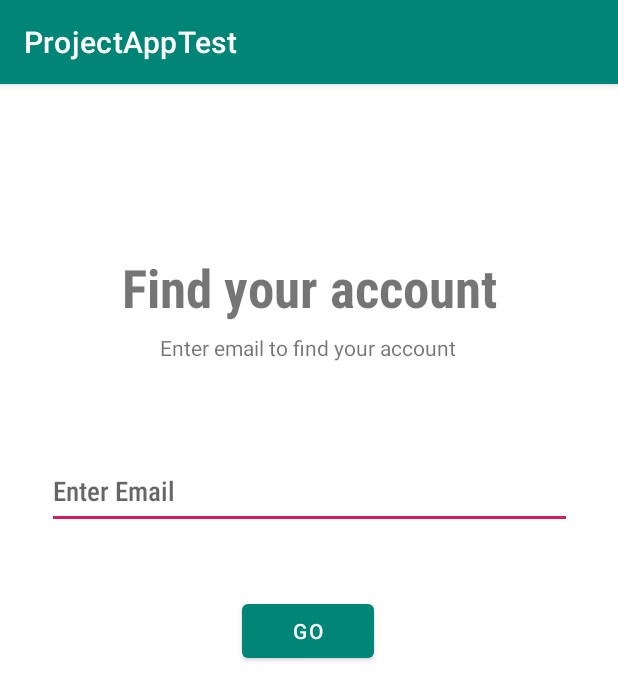
After one commit to n9hal/ProjectApp, an Android app: the forgot_Password screen opened directly, with no data from a screen before it, on a phone screen of 412 x 824 dp. The commit adds this screen. Shown: the top 700 px of the screen. Run offline under Robolectric (Android 15) with nearby library versions, the phone set to English and light mode, and no system bars; our stand-ins replace Firebase (no records; nobody signed in at launch, a user with empty details on screens opened directly).

Commit message:
forgot password activity added

```diff
--- /dev/null
+++ b/app/src/main/java/com/example/projectapptest/forgot_Password.java
@@ -0,0 +1,58 @@
+package com.example.projectapptest;
+
+import androidx.annotation.NonNull;
+import androidx.appcompat.app.AppCompatActivity;
+
+import android.content.Intent;
+import android.os.Bundle;
+import android.view.View;
+import android.widget.Button;
+import android.widget.EditText;
+import android.widget.ProgressBar;
+import android.widget.TextView;
+import android.widget.Toast;
+
+import com.google.android.gms.tasks.OnCompleteListener;
+import com.google.android.gms.tasks.OnFailureListener;
+import com.google.android.gms.tasks.Task;
+import com.google.firebase.auth.FirebaseAuth;
+
+public class forgot_Password extends AppCompatActivity {
+
+    TextView textView1,textView2;
+    EditText edForgotemail;
+    Button btnGo;
+    FirebaseAuth fAuth;
+    ProgressBar progressBar;
+    @Override
+    protected void onCreate(Bundle savedInstanceState) {
+        super.onCreate(savedInstanceState);
+        setContentView(R.layout.activity_forgot__password);
+        edForgotemail = findViewById(R.id.edForgot);
+        btnGo = findViewById(R.id.btnGoLink);
+        textView1 =findViewById(R.id.txtview10);
+        textView2 = findViewById(R.id.txtHead3);
+        fAuth = FirebaseAuth.getInstance();
+        progressBar = findViewById(R.id.progressBar3);
+
+
+    }
+    public void btnGO(View view){
+        String email = edForgotemail.getText().toString();
+        progressBar.setVisibility(View.VISIBLE);
+        fAuth.sendPasswordResetEmail(email).addOnCompleteListener(new OnCompleteListener<Void>() {
+            @Override
+            public void onComplete(@NonNull Task<Void> task){
+                startActivity(new Intent(forgot_Password.this,LoginActivity.class));
+                Toast.makeText(getApplicationContext(),"Reset Link is sent to email",Toast.LENGTH_SHORT).show();
+                finish();
+            }
+        }).addOnFailureListener(new OnFailureListener() {
+            @Override
+            public void onFailure(@NonNull Exception e) {
+                Toast.makeText(forgot_Password.this,"Account not found",Toast.LENGTH_SHORT).show();
+                progressBar.setVisibility(View.INVISIBLE);
+            }
+        });
+    }
+}
--- a/app/src/main/res/layout/activity_create_account.xml
+++ b/app/src/main/res/layout/activity_create_account.xml
@@ -153,7 +153,7 @@
         android:layout_height="65dp"
         android:layout_marginTop="20dp"
         android:ems="10"
-        android:fontFamily="sans-serif-medium"
+        android:fontFamily="sans-serif-condensed-medium"
         android:hint="Enter Phone Number"
         android:inputType="phone"
         android:textSize="22sp"
--- /dev/null
+++ b/app/src/main/res/layout/activity_forgot__password.xml
@@ -0,0 +1,73 @@
+<?xml version="1.0" encoding="utf-8"?>
+<androidx.constraintlayout.widget.ConstraintLayout xmlns:android="http://schemas.android.com/apk/res/android"
+    xmlns:app="http://schemas.android.com/apk/res-auto"
+    xmlns:tools="http://schemas.android.com/tools"
+    android:layout_width="match_parent"
+    android:layout_height="match_parent"
+    tools:context=".forgot_Password">
+
+    <EditText
+        android:id="@+id/edForgot"
+        android:layout_width="350sp"
+        android:layout_height="50sp"
+        android:ems="10"
+        android:fontFamily="sans-serif-condensed-medium"
+        android:hint="Enter Email"
+        android:inputType="textPersonName"
+        app:layout_constraintBottom_toBottomOf="parent"
+        app:layout_constraintEnd_toEndOf="parent"
+        app:layout_constraintStart_toStartOf="parent"
+        app:layout_constraintTop_toTopOf="parent"
+        app:layout_constraintVertical_bias="0.344" />
+
+    <Button
+        android:id="@+id/btnGoLink"
+        android:layout_width="wrap_content"
+        android:layout_height="wrap_content"
+        android:layout_marginTop="44dp"
+        android:onClick="btnGO"
+        android:text="GO"
+        app:layout_constraintEnd_toEndOf="parent"
+        app:layout_constraintHorizontal_bias="0.498"
+        app:layout_constraintStart_toStartOf="parent"
+        app:layout_constraintTop_toBottomOf="@+id/edForgot" />
+
+    <TextView
+        android:id="@+id/txtview10"
+        android:layout_width="254dp"
+        android:layout_height="46dp"
+        android:fontFamily="sans-serif-condensed-medium"
+        android:text="Find your account"
+        android:textAlignment="center"
+        android:textSize="35sp"
+        android:textStyle="bold"
+        app:layout_constraintBottom_toTopOf="@+id/edForgot"
+        app:layout_constraintEnd_toEndOf="parent"
+        app:layout_constraintStart_toStartOf="parent"
+        app:layout_constraintTop_toTopOf="parent"
+        app:layout_constraintVertical_bias="0.557" />
+
+    <TextView
+        android:id="@+id/textView3"
+        android:layout_width="wrap_content"
+        android:layout_height="wrap_content"
+        android:layout_marginTop="8dp"
+        android:text="Enter email to find your account"
+        app:layout_constraintEnd_toEndOf="parent"
+        app:layout_constraintHorizontal_bias="0.497"
+        app:layout_constraintStart_toStartOf="parent"
+        app:layout_constraintTop_toBottomOf="@+id/txtview10" />
+
+    <ProgressBar
+        android:id="@+id/progressBar3"
+        style="?android:attr/progressBarStyle"
+        android:layout_width="wrap_content"
+        android:layout_height="wrap_content"
+        android:visibility="invisible"
+        app:layout_constraintBottom_toBottomOf="parent"
+        app:layout_constraintEnd_toEndOf="parent"
+        app:layout_constraintHorizontal_bias="0.498"
+        app:layout_constraintStart_toStartOf="parent"
+        app:layout_constraintTop_toTopOf="parent"
+        app:layout_constraintVertical_bias="0.417" />
+</androidx.constraintlayout.widget.ConstraintLayout>
--- a/app/src/main/res/layout/activity_login.xml
+++ b/app/src/main/res/layout/activity_login.xml
@@ -65,6 +65,7 @@
         android:layout_width="wrap_content"
         android:layout_height="wrap_content"
         android:layout_marginTop="8dp"
+        android:onClick="forgotPass"
         android:text="Forgot Password?"
         android:textColor="@color/colorPrimary"
         app:layout_constraintEnd_toEndOf="parent"
```
Also changed, not shown: app/src/main/AndroidManifest.xml (+7 -6 lines), app/src/main/java/com/example/projectapptest/CreateAccountActivity.java (+4 -4 lines), app/src/main/java/com/example/projectapptest/LoginActivity.java (+5 -5 lines), app/src/main/java/com/example/projectapptest/ProfileFragment.java (+19 -1 lines), app/src/main/res/layout/fragment_profile.xml (+15 -4 lines).
